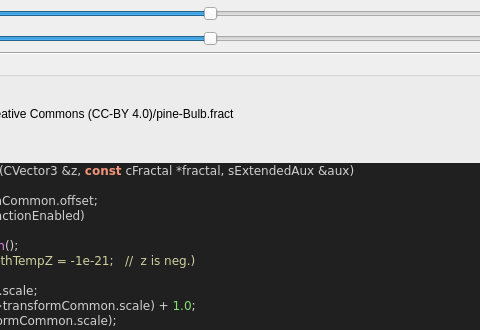
Old version of the form mandelbulber2/formula/ui/fractal_transf_spherical_offset.ui in the repository buddhi1980/mandelbulber2; both pictures show x 219 to 699 and y 0 to 330 of the 871 by 746 pixel window.
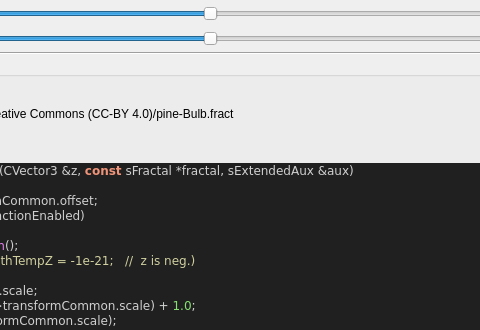
New version of the form. Custom widgets are drawn as their Qt base class.

Diff of the .ui file:
```diff
--- a/mandelbulber2/formula/ui/fractal_transf_spherical_offset.ui
+++ b/mandelbulber2/formula/ui/fractal_transf_spherical_offset.ui
@@ -197,7 +197,7 @@
 &lt;/table&gt;
 &lt;br&gt;&lt;b&gt;Examples using this formula&lt;/b&gt;&lt;br&gt;Robert Pancoast collection - license Creative Commons (CC-BY 4.0)/pine-Bulb.fract&lt;h3&gt;Code&lt;/h3&gt;
 &lt;body style=&quot;background-color:#202020&quot;&gt;
-&lt;pre style=&quot;color:#d0d0d0; background-color:#202020;  font-family:'Courier New',monospace;&quot;&gt;&lt;span style=&quot;color:#f09479; font-weight:bold&quot;&gt;void&lt;/span&gt; &lt;span style=&quot;color:#e47eed&quot;&gt;TransfSphericalOffsetIteration&lt;/span&gt;&lt;span style=&quot;color:#d0d0d0&quot;&gt;(&lt;/span&gt;CVector3 &lt;span style=&quot;color:#d0d0d0&quot;&gt;&amp;amp;&lt;/span&gt;z&lt;span style=&quot;color:#d0d0d0&quot;&gt;,&lt;/span&gt; &lt;span style=&quot;color:#f09479; font-weight:bold&quot;&gt;const&lt;/span&gt; cFractal &lt;span style=&quot;color:#d0d0d0&quot;&gt;*&lt;/span&gt;fractal&lt;span style=&quot;color:#d0d0d0&quot;&gt;,&lt;/span&gt; sExtendedAux &lt;span style=&quot;color:#d0d0d0&quot;&gt;&amp;amp;&lt;/span&gt;aux&lt;span style=&quot;color:#d0d0d0&quot;&gt;)&lt;/span&gt;
+&lt;pre style=&quot;color:#d0d0d0; background-color:#202020;  font-family:'Courier New',monospace;&quot;&gt;&lt;span style=&quot;color:#f09479; font-weight:bold&quot;&gt;void&lt;/span&gt; &lt;span style=&quot;color:#e47eed&quot;&gt;TransfSphericalOffsetIteration&lt;/span&gt;&lt;span style=&quot;color:#d0d0d0&quot;&gt;(&lt;/span&gt;CVector3 &lt;span style=&quot;color:#d0d0d0&quot;&gt;&amp;amp;&lt;/span&gt;z&lt;span style=&quot;color:#d0d0d0&quot;&gt;,&lt;/span&gt; &lt;span style=&quot;color:#f09479; font-weight:bold&quot;&gt;const&lt;/span&gt; sFractal &lt;span style=&quot;color:#d0d0d0&quot;&gt;*&lt;/span&gt;fractal&lt;span style=&quot;color:#d0d0d0&quot;&gt;,&lt;/span&gt; sExtendedAux &lt;span style=&quot;color:#d0d0d0&quot;&gt;&amp;amp;&lt;/span&gt;aux&lt;span style=&quot;color:#d0d0d0&quot;&gt;)&lt;/span&gt;
 &lt;span style=&quot;color:#d0d0d0&quot;&gt;{&lt;/span&gt;
   &lt;span style=&quot;color:#f09479; font-weight:bold&quot;&gt;double&lt;/span&gt; para &lt;span style=&quot;color:#d0d0d0&quot;&gt;=&lt;/span&gt; fractal&lt;span style=&quot;color:#d0d0d0&quot;&gt;-&amp;gt;&lt;/span&gt;transformCommon&lt;span style=&quot;color:#d0d0d0&quot;&gt;.&lt;/span&gt;offset&lt;span style=&quot;color:#d0d0d0&quot;&gt;;&lt;/span&gt;
   &lt;span style=&quot;color:#7ec0ee; font-weight:bold&quot;&gt;if&lt;/span&gt; &lt;span style=&quot;color:#d0d0d0&quot;&gt;(&lt;/span&gt;fractal&lt;span style=&quot;color:#d0d0d0&quot;&gt;-&amp;gt;&lt;/span&gt;transformCommon&lt;span style=&quot;color:#d0d0d0&quot;&gt;.&lt;/span&gt;functionEnabled&lt;span style=&quot;color:#d0d0d0&quot;&gt;)&lt;/span&gt;
```
